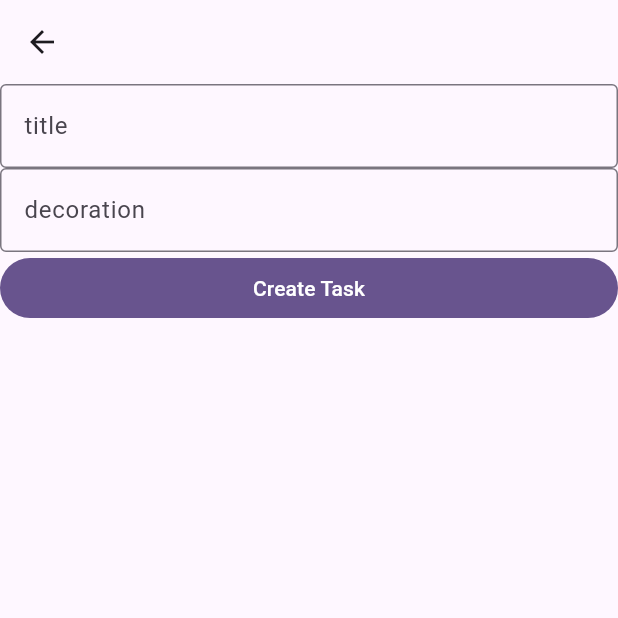
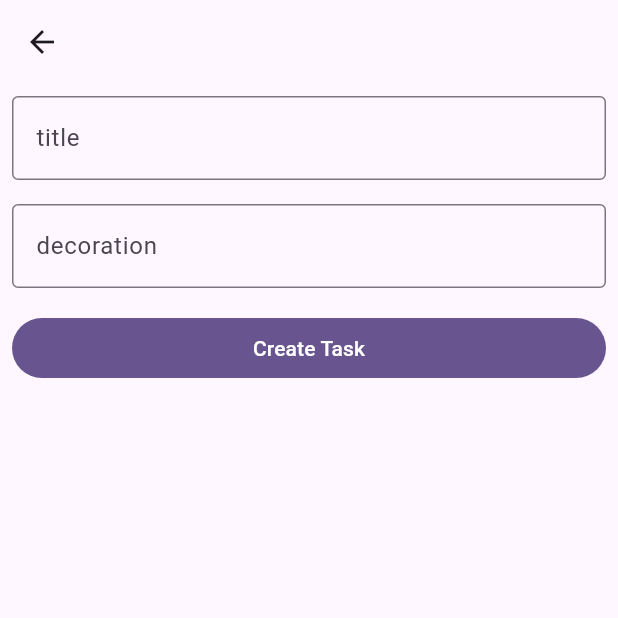
Before and after one commit to teddy-otieno/todo-php-interview, a Flutter app: the screen it shows after launch, after a tap on "Add Task", on a phone screen of 412 x 824 dp, the top half of it. Run offline on Flutter 3.47's test engine with Material 3 defaults, Android fonts, the phone set to English and light mode, and no system bars; our stand-ins replace fpdart; missing offline and left inert: json_serializable; network calls fail.

Commit message:
Refactor TodoController methods and update API routes; enhance UI in AddTodo screen; implement JSON serialization for Todo model; improve error handling in todoService; update dependencies in pubspec.yaml

```diff
--- a/todo_mobile/lib/add_todo.dart
+++ b/todo_mobile/lib/add_todo.dart
@@ -24,17 +24,26 @@ class _AddTodoState extends State<AddTodo> {
       ),
       body: Column(
         children: [
-          TextField(
+          Padding(
+            padding: const EdgeInsets.all(8.0),
+            child: TextField(
                 controller: _titleController,
                 decoration: const InputDecoration(
                     border: OutlineInputBorder(), label: Text('title'))),
-          TextField(
+          ),
+          Padding(
+            padding: const EdgeInsets.all(8.0),
+            child: TextField(
                 controller: _descriptionController,
                 decoration: const InputDecoration(
                     border: OutlineInputBorder(), label: Text('decoration'))),
-          SizedBox(
+          ),
+          Padding(
+            padding: const EdgeInsets.all(8.0),
+            child: SizedBox(
               width: double.infinity,
               child: FilledButton(onPressed: () {}, child: Text('Create Task')),
+            ),
           )
         ],
       ),
--- a/todo_mobile/lib/main.dart
+++ b/todo_mobile/lib/main.dart
@@ -1,3 +1,5 @@
+import 'dart:developer';
+
 import 'package:flutter/material.dart';
 import 'package:todo_mobile/add_todo.dart';
 import 'package:todo_mobile/models/Todo.dart';
@@ -47,7 +49,13 @@ class _MyHomePageState extends State<MyHomePage> {
   }
 
   void loadTodos() async {
-    todos = await todoService.listTodos();
+    await todoService.listTodos().match((e) {
+      ScaffoldMessenger.of(context)
+          .showSnackBar(SnackBar(content: Text(e.message)));
+      return e;
+    }, (d) {
+      todos = d;
+    }).run();
   }
 
   void deleteTodo(int id) async {}
--- a/todo_mobile/lib/services/todoService.dart
+++ b/todo_mobile/lib/services/todoService.dart
@@ -1,23 +1,18 @@
 import 'dart:convert';
+import 'dart:developer';
+import 'package:fpdart/fpdart.dart';
 
 import 'package:todo_mobile/models/Todo.dart';
 import 'package:todo_mobile/utils.dart';
 
 class TodoService {
-  Future<List<Todo>> listTodos() async {
-    var response = await client.get(makeUri('/api/todos'));
-
-    var body = jsonDecode(response.body);
-
-    return List<Todo>.from(body.map((x) => Todo.fromJson(x)));
+  TaskEither<Error, List<Todo>> listTodos() {
+    return httpGet('/api/todos',
+        (data) => List<Todo>.from(data.map((x) => Todo.fromJson(x))));
   }
 
-  Future<Todo> getTodo(int id) async {
-    var response = await client.get(makeUri('/api/todos/${id}'));
-
-    var body = jsonDecode(response.body);
-
-    return Todo.fromJson(body);
+  TaskEither<Error, Todo> getTodo(int id) {
+    return httpGet('/api/todos/${id}', Todo.fromJson);
   }
 
   Future<Todo> addTodo(NewTodo newTodo) async {
--- a/todo_mobile/lib/utils.dart
+++ b/todo_mobile/lib/utils.dart
@@ -1,3 +1,7 @@
+import 'dart:convert';
+import 'dart:developer';
+
+import 'package:fpdart/fpdart.dart';
 import 'package:http/http.dart' as http;
 import 'package:http/retry.dart';
 
@@ -8,3 +12,27 @@ Uri makeUri(String path) {
 }
 
 var client = RetryClient(http.Client());
+
+sealed class Error {
+  abstract String message;
+}
+
+class APIError extends Error {
+  @override
+  String message;
+
+  APIError({required this.message});
+}
+
+TaskEither<Error, A> httpGet<A>(
+    String path, A Function(dynamic c) transformer) {
+  return TaskEither.tryCatch(() async {
+    var response = await client.get(makeUri(path));
+
+    log(response.body);
+    var body = jsonDecode(response.body);
+    return transformer(body);
+  }, (o, c) {
+    return APIError(message: o.toString());
+  });
+}
--- a/todo_mobile/pubspec.yaml
+++ b/todo_mobile/pubspec.yaml
@@ -36,6 +36,8 @@ dependencies:
   # Use with the CupertinoIcons class for iOS style icons.
   cupertino_icons: ^1.0.8
   material_symbols_icons: ^4.2815.1
+  json_annotation: ^4.9.0
+  fpdart: ^1.1.1
 
 dev_dependencies:
   flutter_test:
@@ -47,6 +49,8 @@ dev_dependencies:
   # package. See that file for information about deactivating specific lint
   # rules and activating additional ones.
   flutter_lints: ^5.0.0
+  json_serializable: ^6.9.5
+  build_runner: ^2.4.15
 
 # For information on the generic Dart part of this file, see the
 # following page: https://dart.dev/tools/pub/pubspec
```
Also changed, not shown: todo_mobile/lib/models/Todo.dart (+13 -11 lines), todo_mobile/lib/models/Todo.g.dart (added), todo_mobile/pubspec.lock, 2 other files. Lines whose indentation alone changed are shown as unchanged.
